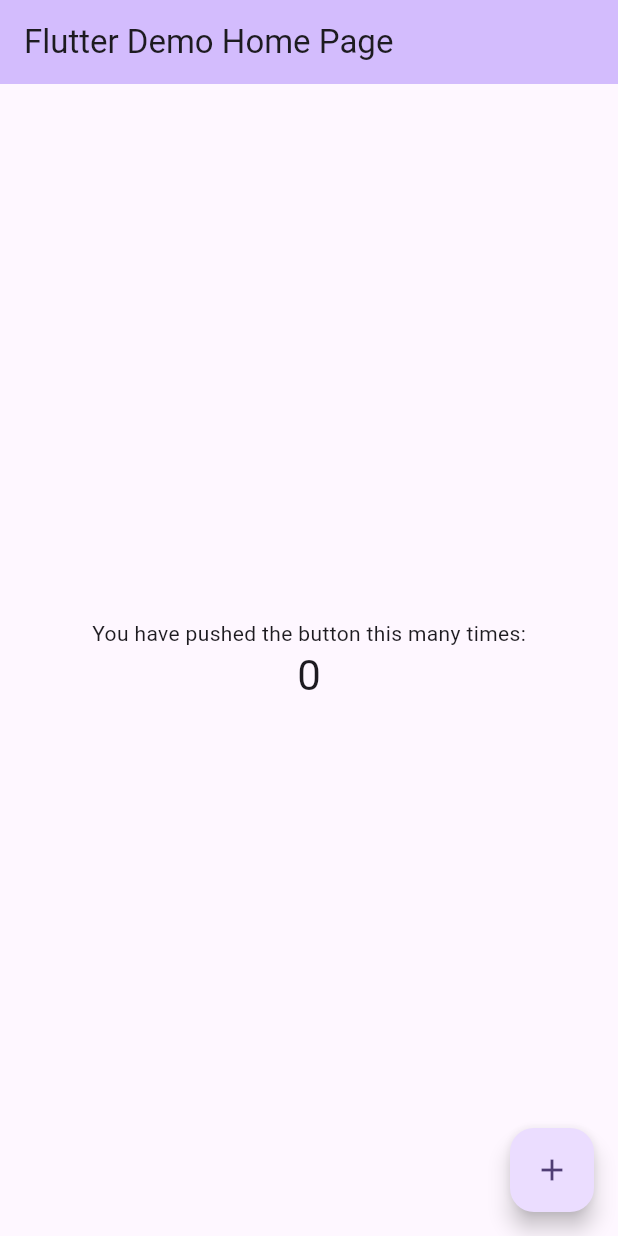
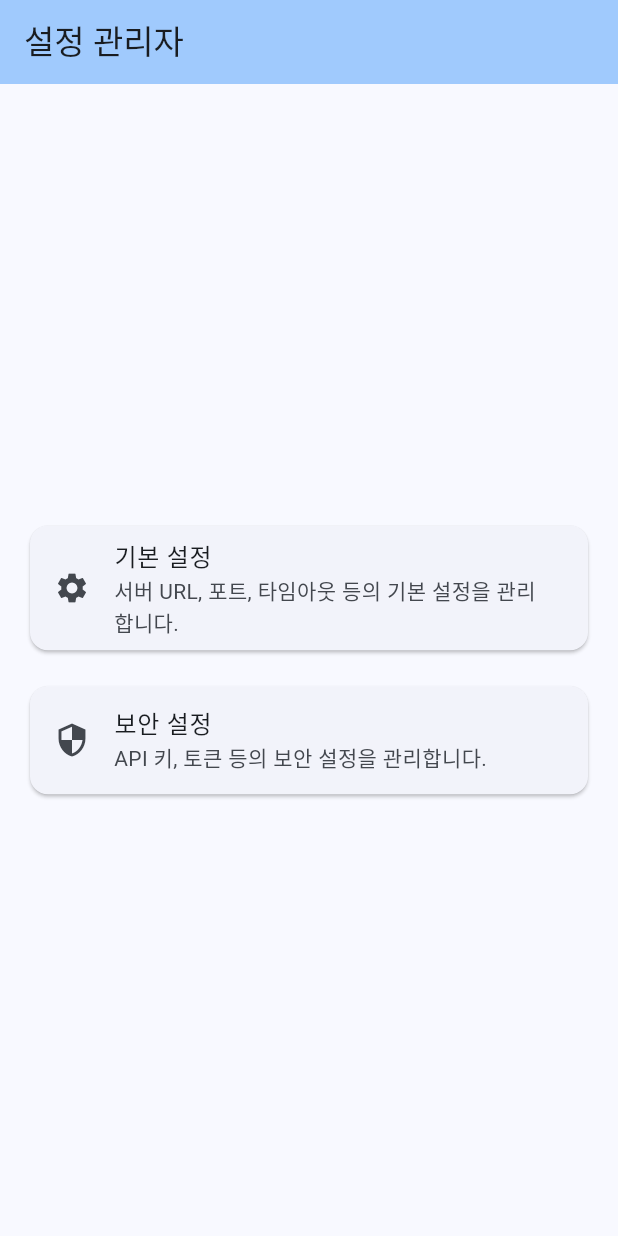
Before and after one commit to kihyun1998/flutter_security_setting_manage_test, a Flutter app: the screen it shows after launch, on a phone screen of 412 x 824 dp. Run offline on Flutter 3.47's test engine with Material 3 defaults, Android fonts, the phone set to English and light mode, and no system bars; missing offline and left inert: encrypt.

Commit message:
Add: 기본 구현

```diff
--- /dev/null
+++ b/basic_settings.json
@@ -0,0 +1,6 @@
+{
+    "serverUrl": "http://example.com",
+    "port": 8080,
+    "timeout": 300,
+    "enableLogging": true
+}
--- a/lib/main.dart
+++ b/lib/main.dart
@@ -1,4 +1,6 @@
 import 'package:flutter/material.dart';
+
+import 'screens/home_page.dart';
 
 void main() {
   runApp(const MyApp());
@@ -10,60 +12,12 @@ class MyApp extends StatelessWidget {
   @override
   Widget build(BuildContext context) {
     return MaterialApp(
-      title: 'Flutter Demo',
+      title: '설정 관리자',
       theme: ThemeData(
-        colorScheme: ColorScheme.fromSeed(seedColor: Colors.deepPurple),
+        colorScheme: ColorScheme.fromSeed(seedColor: Colors.blue),
         useMaterial3: true,
       ),
-      home: const MyHomePage(title: 'Flutter Demo Home Page'),
+      home: const HomePage(),
     );
   }
 }
-
-class MyHomePage extends StatefulWidget {
-  const MyHomePage({super.key, required this.title});
-
-  final String title;
-
-  @override
-  State<MyHomePage> createState() => _MyHomePageState();
-}
-
-class _MyHomePageState extends State<MyHomePage> {
-  int _counter = 0;
-
-  void _incrementCounter() {
-    setState(() {
-      _counter++;
-    });
-  }
-
-  @override
-  Widget build(BuildContext context) {
-    return Scaffold(
-      appBar: AppBar(
-        backgroundColor: Theme.of(context).colorScheme.inversePrimary,
-        title: Text(widget.title),
-      ),
-      body: Center(
-        child: Column(
-          mainAxisAlignment: MainAxisAlignment.center,
-          children: <Widget>[
-            const Text(
-              'You have pushed the button this many times:',
-            ),
-            Text(
-              '$_counter',
-              style: Theme.of(context).textTheme.headlineMedium,
-            ),
-          ],
-        ),
-      ),
-      floatingActionButton: FloatingActionButton(
-        onPressed: _incrementCounter,
-        tooltip: 'Increment',
-        child: const Icon(Icons.add),
-      ),
-    );
-  }
-}
--- /dev/null
+++ b/lib/screens/home_page.dart
@@ -0,0 +1,61 @@
+import 'package:flutter/material.dart';
+
+import 'basic_settings_page.dart';
+import 'security_settings_page.dart';
+
+class HomePage extends StatelessWidget {
+  const HomePage({super.key});
+
+  @override
+  Widget build(BuildContext context) {
+    return Scaffold(
+      appBar: AppBar(
+        title: const Text('설정 관리자'),
+        backgroundColor: Theme.of(context).colorScheme.inversePrimary,
+      ),
+      body: Center(
+        child: Padding(
+          padding: const EdgeInsets.all(16.0),
+          child: Column(
+            mainAxisAlignment: MainAxisAlignment.center,
+            children: [
+              // 기본 설정 카드
+              Card(
+                child: ListTile(
+                  leading: const Icon(Icons.settings),
+                  title: const Text('기본 설정'),
+                  subtitle: const Text('서버 URL, 포트, 타임아웃 등의 기본 설정을 관리합니다.'),
+                  onTap: () {
+                    Navigator.push(
+                      context,
+                      MaterialPageRoute(
+                        builder: (context) => const BasicSettingsPage(),
+                      ),
+                    );
+                  },
+                ),
+              ),
+              const SizedBox(height: 16),
+              // 보안 설정 카드
+              Card(
+                child: ListTile(
+                  leading: const Icon(Icons.security),
+                  title: const Text('보안 설정'),
+                  subtitle: const Text('API 키, 토큰 등의 보안 설정을 관리합니다.'),
+                  onTap: () {
+                    Navigator.push(
+                      context,
+                      MaterialPageRoute(
+                        builder: (context) => const SecuritySettingsPage(),
+                      ),
+                    );
+                  },
+                ),
+              ),
+            ],
+          ),
+        ),
+      ),
+    );
+  }
+}
--- /dev/null
+++ b/security_settings.json
@@ -0,0 +1,6 @@
+{
+    "apiKey": "your-secret-key",
+    "accessToken": "your-access-token",
+    "refreshToken": "your-refresh-token",
+    "lastModified": "2024-02-05T12:00:00Z"
+}
```
Also changed, not shown: lib/screens/basic_settings_page.dart (added, +226 -0 lines), lib/screens/security_settings_page.dart (added, +154 -0 lines), lib/services/file_service.dart (added, +102 -0 lines), 2 other files.
